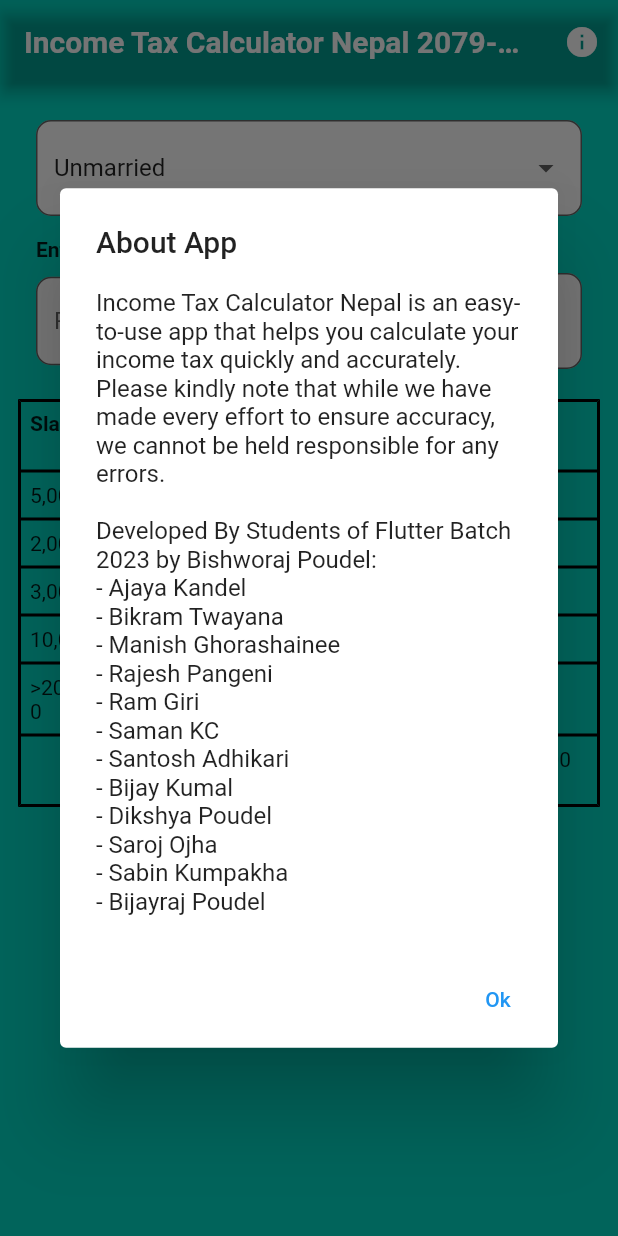
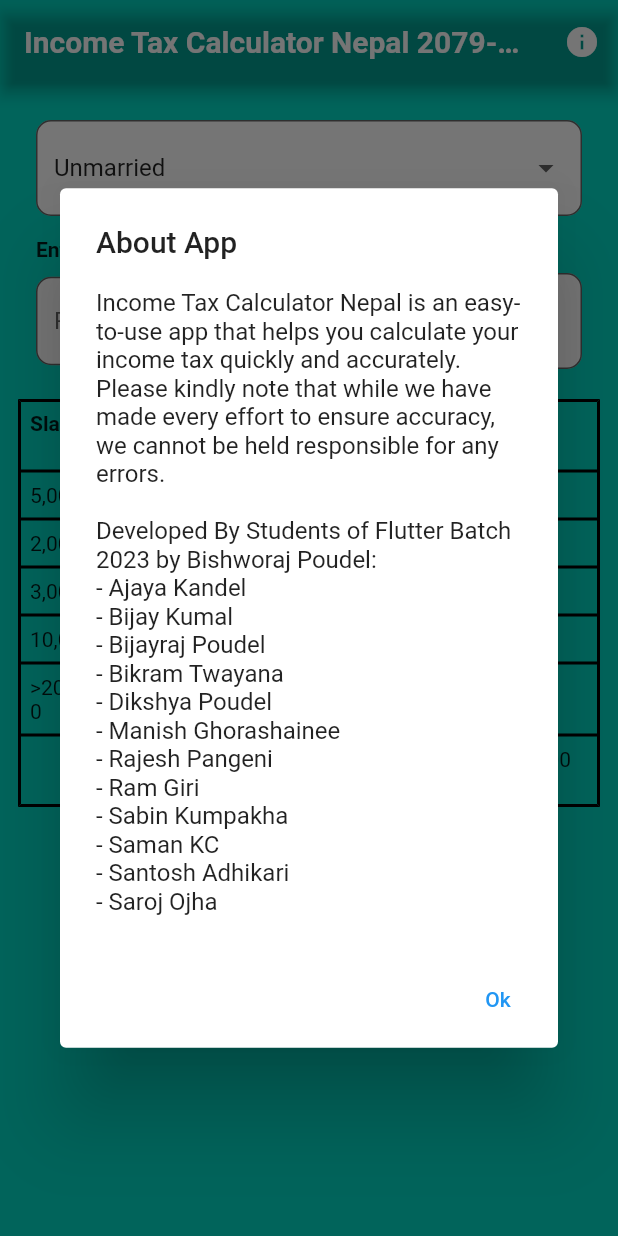
Before and after one commit to SamanKC/IncomeTaxCalculatorNepal, a Flutter app: the screen it shows after launch, after a tap on the "info" icon, on a phone screen of 412 x 824 dp. Run offline on Flutter 3.47's test engine with Material 2 defaults, Android fonts, the light colour scheme and no system bars.

Commit message:
Code Added

```diff
--- a/lib/screens/home_screen.dart
+++ b/lib/screens/home_screen.dart
@@ -70,7 +70,7 @@
           IconButton(
               onPressed: () {
                 _showDialog(context, "About App",
-                    "Income Tax Calculator Nepal is an easy-to-use app that helps you calculate your income tax quickly and accurately. \nPlease kindly note that while we have made every effort to ensure accuracy, we cannot be held responsible for any errors. \n\nDeveloped By Students of Flutter Batch 2023 by Bishworaj Poudel:\n- Ajaya Kandel\n- Bikram Twayana\n- Manish Ghorashainee\n- Rajesh Pangeni\n- Ram Giri\n- Saman KC\n- Santosh Adhikari\n- Bijay Kumal\n- Dikshya Poudel\n- Saroj Ojha\n- Sabin Kumpakha\n- Bijayraj Poudel");
+                    "Income Tax Calculator Nepal is an easy-to-use app that helps you calculate your income tax quickly and accurately. \nPlease kindly note that while we have made every effort to ensure accuracy, we cannot be held responsible for any errors. \n\nDeveloped By Students of Flutter Batch 2023 by Bishworaj Poudel:\n- Ajaya Kandel\n- Bijay Kumal\n- Bijayraj Poudel\n- Bikram Twayana\n- Dikshya Poudel\n- Manish Ghorashainee\n- Rajesh Pangeni\n- Ram Giri\n- Sabin Kumpakha\n- Saman KC\n- Santosh Adhikari\n- Saroj Ojha");
               },
               icon: const Icon(Icons.info))
         ],
```
Also changed, not shown: assets/logo.png (deleted), 2 other files.
